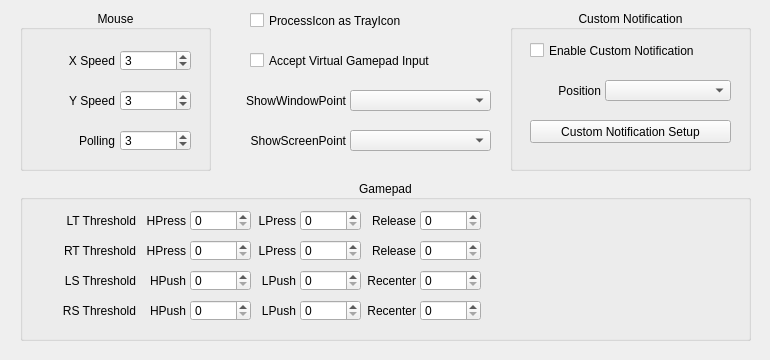
First picture: the form in QKeyMapper/qmappingadvanceddialog.ui, repository Zalafina/QKeyMapper, before the edit.
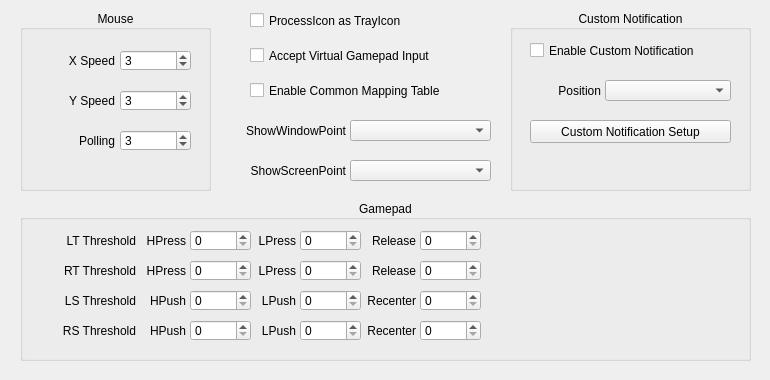
Second picture: the form after the edit.

Commit message: Add Common Mapping Table.

The edit to the form file:
```diff
--- a/QKeyMapper/qmappingadvanceddialog.ui
+++ b/QKeyMapper/qmappingadvanceddialog.ui
@@ -7,7 +7,7 @@
     <x>0</x>
     <y>0</y>
     <width>770</width>
-    <height>360</height>
+    <height>380</height>
    </rect>
   </property>
   <property name="sizePolicy">
@@ -19,13 +19,13 @@
   <property name="minimumSize">
    <size>
     <width>770</width>
-    <height>360</height>
+    <height>380</height>
    </size>
   </property>
   <property name="maximumSize">
    <size>
     <width>770</width>
-    <height>360</height>
+    <height>380</height>
    </size>
   </property>
   <property name="windowTitle">
@@ -51,7 +51,7 @@
    <property name="geometry">
     <rect>
      <x>250</x>
-     <y>50</y>
+     <y>45</y>
      <width>241</width>
      <height>21</height>
     </rect>
@@ -63,13 +63,29 @@
     <string>Accept Virtual Gamepad Input</string>
    </property>
   </widget>
+  <widget class="QCheckBox" name="enableCommonMappingTableCheckBox">
+   <property name="geometry">
+    <rect>
+     <x>250</x>
+     <y>80</y>
+     <width>241</width>
+     <height>21</height>
+    </rect>
+   </property>
+   <property name="focusPolicy">
+    <enum>Qt::FocusPolicy::NoFocus</enum>
+   </property>
+   <property name="text">
+    <string>Enable Common Mapping Table</string>
+   </property>
+  </widget>
   <widget class="QGroupBox" name="mouseGroupBox">
    <property name="geometry">
     <rect>
      <x>20</x>
      <y>10</y>
      <width>191</width>
-     <height>161</height>
+     <height>181</height>
     </rect>
    </property>
    <property name="title">
@@ -83,7 +99,7 @@
    <property name="geometry">
     <rect>
      <x>225</x>
-     <y>90</y>
+     <y>120</y>
      <width>121</width>
      <height>21</height>
     </rect>
@@ -99,7 +115,7 @@
    <property name="geometry">
     <rect>
      <x>350</x>
-     <y>90</y>
+     <y>120</y>
      <width>141</width>
      <height>21</height>
     </rect>
@@ -112,7 +128,7 @@
    <property name="geometry">
     <rect>
      <x>350</x>
-     <y>130</y>
+     <y>160</y>
      <width>141</width>
      <height>21</height>
     </rect>
@@ -125,7 +141,7 @@
    <property name="geometry">
     <rect>
      <x>225</x>
-     <y>130</y>
+     <y>160</y>
      <width>121</width>
      <height>21</height>
     </rect>
@@ -141,7 +157,7 @@
    <property name="geometry">
     <rect>
      <x>20</x>
-     <y>180</y>
+     <y>200</y>
      <width>731</width>
      <height>161</height>
     </rect>
@@ -159,7 +175,7 @@
      <x>510</x>
      <y>10</y>
      <width>241</width>
-     <height>161</height>
+     <height>181</height>
     </rect>
    </property>
    <property name="title">
@@ -234,7 +250,7 @@
    <property name="geometry">
     <rect>
      <x>345</x>
-     <y>270</y>
+     <y>290</y>
      <width>71</width>
      <height>21</height>
     </rect>
@@ -250,7 +266,7 @@
    <property name="geometry">
     <rect>
      <x>25</x>
-     <y>240</y>
+     <y>260</y>
      <width>111</width>
      <height>21</height>
     </rect>
@@ -266,7 +282,7 @@
    <property name="geometry">
     <rect>
      <x>135</x>
-     <y>300</y>
+     <y>320</y>
      <width>51</width>
      <height>21</height>
     </rect>
@@ -282,7 +298,7 @@
    <property name="geometry">
     <rect>
      <x>420</x>
-     <y>270</y>
+     <y>290</y>
      <width>61</width>
      <height>21</height>
     </rect>
@@ -295,7 +311,7 @@
    <property name="geometry">
     <rect>
      <x>25</x>
-     <y>300</y>
+     <y>320</y>
      <width>111</width>
      <height>21</height>
     </rect>
@@ -311,7 +327,7 @@
    <property name="geometry">
     <rect>
      <x>25</x>
-     <y>210</y>
+     <y>230</y>
      <width>111</width>
      <height>21</height>
     </rect>
@@ -327,7 +343,7 @@
    <property name="geometry">
     <rect>
      <x>135</x>
-     <y>240</y>
+     <y>260</y>
      <width>51</width>
      <height>21</height>
     </rect>
@@ -343,7 +359,7 @@
    <property name="geometry">
     <rect>
      <x>345</x>
-     <y>300</y>
+     <y>320</y>
      <width>71</width>
      <height>21</height>
     </rect>
@@ -359,7 +375,7 @@
    <property name="geometry">
     <rect>
      <x>25</x>
-     <y>270</y>
+     <y>290</y>
      <width>111</width>
      <height>21</height>
     </rect>
@@ -375,7 +391,7 @@
    <property name="geometry">
     <rect>
      <x>420</x>
-     <y>300</y>
+     <y>320</y>
      <width>61</width>
      <height>21</height>
     </rect>
@@ -388,7 +404,7 @@
    <property name="geometry">
     <rect>
      <x>190</x>
-     <y>300</y>
+     <y>320</y>
      <width>61</width>
      <height>21</height>
     </rect>
@@ -401,7 +417,7 @@
    <property name="geometry">
     <rect>
      <x>420</x>
-     <y>210</y>
+     <y>230</y>
      <width>61</width>
      <height>21</height>
     </rect>
@@ -414,7 +430,7 @@
    <property name="geometry">
     <rect>
      <x>345</x>
-     <y>240</y>
+     <y>260</y>
      <width>71</width>
      <height>21</height>
     </rect>
@@ -430,7 +446,7 @@
    <property name="geometry">
     <rect>
      <x>345</x>
-     <y>210</y>
+     <y>230</y>
      <width>71</width>
      <height>21</height>
     </rect>
@@ -446,7 +462,7 @@
    <property name="geometry">
     <rect>
      <x>190</x>
-     <y>240</y>
+     <y>260</y>
      <width>61</width>
      <height>21</height>
     </rect>
@@ -459,7 +475,7 @@
    <property name="geometry">
     <rect>
      <x>420</x>
-     <y>240</y>
+     <y>260</y>
      <width>61</width>
      <height>21</height>
     </rect>
@@ -472,7 +488,7 @@
    <property name="geometry">
     <rect>
      <x>190</x>
-     <y>270</y>
+     <y>290</y>
      <width>61</width>
      <height>21</height>
     </rect>
@@ -485,7 +501,7 @@
    <property name="geometry">
     <rect>
      <x>135</x>
-     <y>210</y>
+     <y>230</y>
      <width>51</width>
      <height>21</height>
     </rect>
@@ -501,7 +517,7 @@
    <property name="geometry">
     <rect>
      <x>135</x>
-     <y>270</y>
+     <y>290</y>
      <width>51</width>
      <height>21</height>
     </rect>
@@ -517,7 +533,7 @@
    <property name="geometry">
     <rect>
      <x>190</x>
-     <y>210</y>
+     <y>230</y>
      <width>61</width>
      <height>21</height>
     </rect>
@@ -626,7 +642,7 @@
    <property name="geometry">
     <rect>
      <x>245</x>
-     <y>270</y>
+     <y>290</y>
      <width>51</width>
      <height>21</height>
     </rect>
@@ -642,7 +658,7 @@
    <property name="geometry">
     <rect>
      <x>300</x>
-     <y>300</y>
+     <y>320</y>
      <width>61</width>
      <height>21</height>
     </rect>
@@ -655,7 +671,7 @@
    <property name="geometry">
     <rect>
      <x>300</x>
-     <y>210</y>
+     <y>230</y>
      <width>61</width>
      <height>21</height>
     </rect>
@@ -668,7 +684,7 @@
    <property name="geometry">
     <rect>
      <x>245</x>
-     <y>210</y>
+     <y>230</y>
      <width>51</width>
      <height>21</height>
     </rect>
@@ -684,7 +700,7 @@
    <property name="geometry">
     <rect>
      <x>245</x>
-     <y>300</y>
+     <y>320</y>
      <width>51</width>
      <height>21</height>
     </rect>
@@ -700,7 +716,7 @@
    <property name="geometry">
     <rect>
      <x>245</x>
-     <y>240</y>
+     <y>260</y>
      <width>51</width>
      <height>21</height>
     </rect>
@@ -716,7 +732,7 @@
    <property name="geometry">
     <rect>
      <x>300</x>
-     <y>270</y>
+     <y>290</y>
      <width>61</width>
      <height>21</height>
     </rect>
@@ -729,7 +745,7 @@
    <property name="geometry">
     <rect>
      <x>300</x>
-     <y>240</y>
+     <y>260</y>
      <width>61</width>
      <height>21</height>
     </rect>
```
Left out of the diff: 1 changed line with no effect on the pictures. The commit also changes 11 other files.
